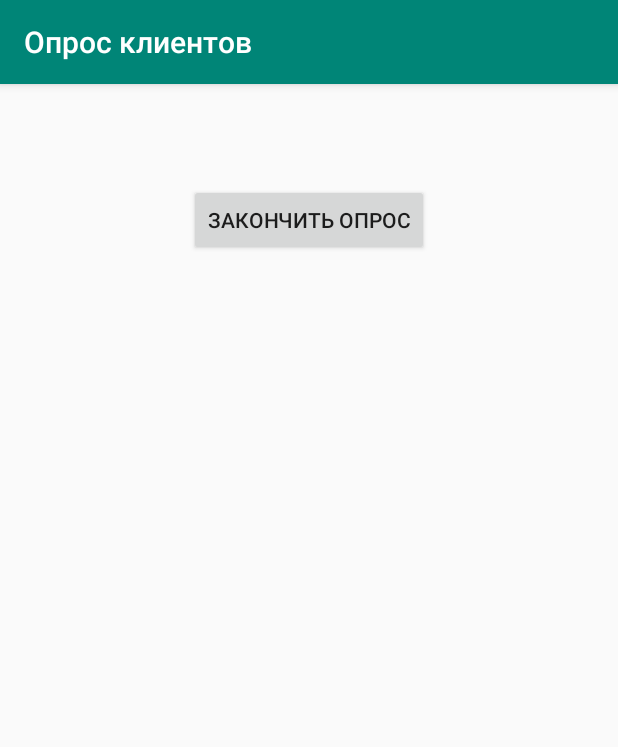
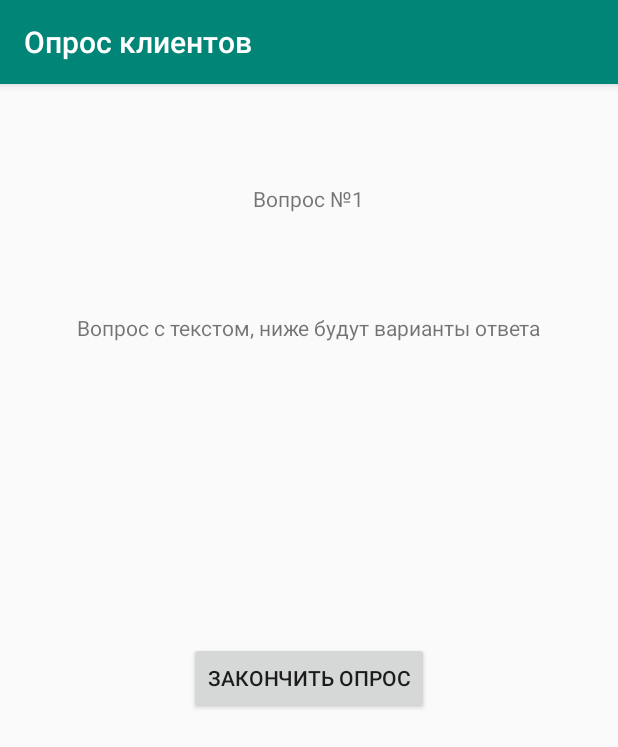
Before and after one commit to Dreamcatcher1125/Customer_survey, an Android app: the Question1 screen opened directly, with no data from a screen before it, on a phone screen of 412 x 824 dp. Shown: the top 747 px of the screen. Run offline under Robolectric (Android 15) with nearby library versions, the phone set to English and light mode, and no system bars.

Commit message:
question1_proccess

```diff
--- a/app/src/main/res/layout/activity_question1.xml
+++ b/app/src/main/res/layout/activity_question1.xml
@@ -15,18 +15,33 @@
         tools:layout_editor_absoluteY="274dp"
         tools:ignore="MissingConstraints">
 
+        <TextView
+            android:id="@+id/question1_title"
+            android:layout_width="wrap_content"
+            android:layout_height="wrap_content"
+            android:text="@string/question1_title"
+            android:layout_marginTop="100px"
+            android:layout_centerHorizontal="true"/>
+
+        <TextView
+            android:id="@+id/question1_text"
+            android:layout_width="wrap_content"
+            android:layout_height="wrap_content"
+            android:layout_below="@id/question1_title"
+            android:layout_centerHorizontal="true"
+            android:layout_marginTop="100px"
+            android:text="@string/question1_text" />
+
     <Button
         android:id="@+id/button_back"
         android:layout_width="wrap_content"
         android:layout_height="wrap_content"
         android:text="@string/button_back"
-        tools:layout_editor_absoluteX="114dp"
-        tools:layout_editor_absoluteY="0dp"
         android:layout_centerHorizontal="true"
         android:onClick="back"
-        android:layout_marginTop="100px"
-        />
+        android:layout_marginTop="300px"
+        android:layout_below="@id/question1_text"/>
 
-</RelativeLayout>
+    </RelativeLayout>
 
 </android.support.constraint.ConstraintLayout>
--- a/app/src/main/res/values/strings.xml
+++ b/app/src/main/res/values/strings.xml
@@ -4,4 +4,6 @@
     <string name="begin_top">Немогли бы вы пройти небольшой опрос. Это займет у вас буквально пару минут</string>
     <string name="button_first">Начать опрос</string>
     <string name="button_back">Закончить опрос</string>
+    <string name="question1_title">Вопрос №1</string>
+    <string name="question1_text">Вопрос с текстом, ниже будут варианты ответа</string>
 </resources>
```
